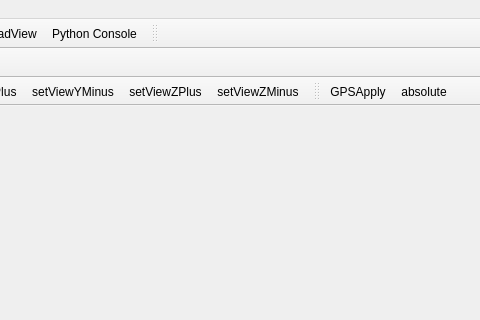
Above: vvMainWindow.ui from Kitware/VeloView before the change; both pictures show x 590 to 1070 and y 0 to 320 of the 1070 by 645 pixel window. Below: the same form after it.
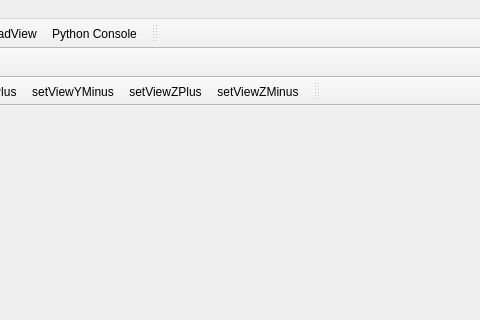
That is the form after the change. Icons and pictures are not drawn. Custom widgets are drawn as their Qt base class.

Commit message:
UI: Improve user interface for goelocation controls
Make a combobox with raw, and two geolocation options

```diff
--- a/vvMainWindow.ui
+++ b/vvMainWindow.ui
@@ -170,8 +170,6 @@
    <attribute name="toolBarBreak">
     <bool>false</bool>
    </attribute>
-   <addaction name="actionGPSApply"/>
-   <addaction name="actionAbsolute"/>
   </widget>
   <action name="actionE_xit">
    <property name="text">
```
Left out of the diff: 2 changed lines with no effect on the pictures. The commit also changes 4 other files.
